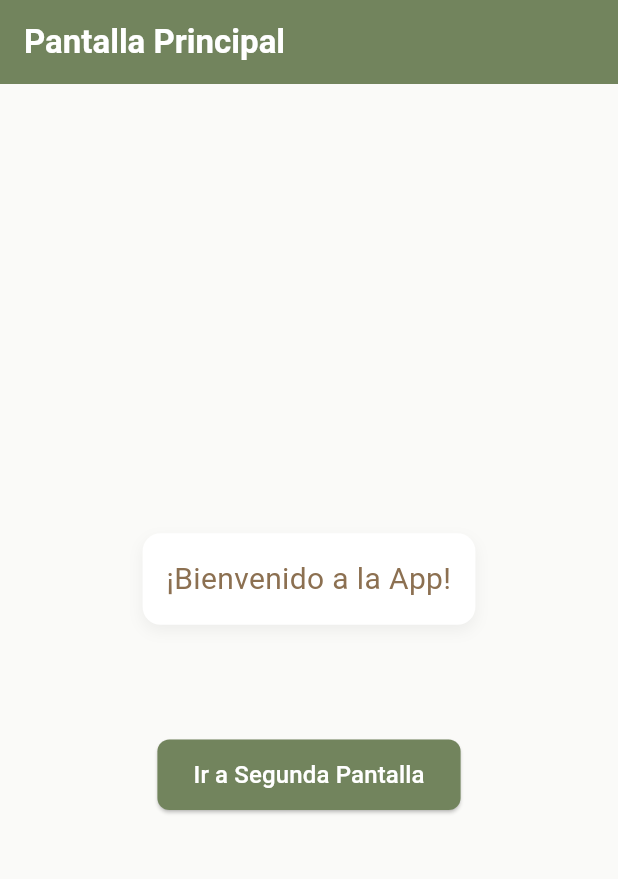
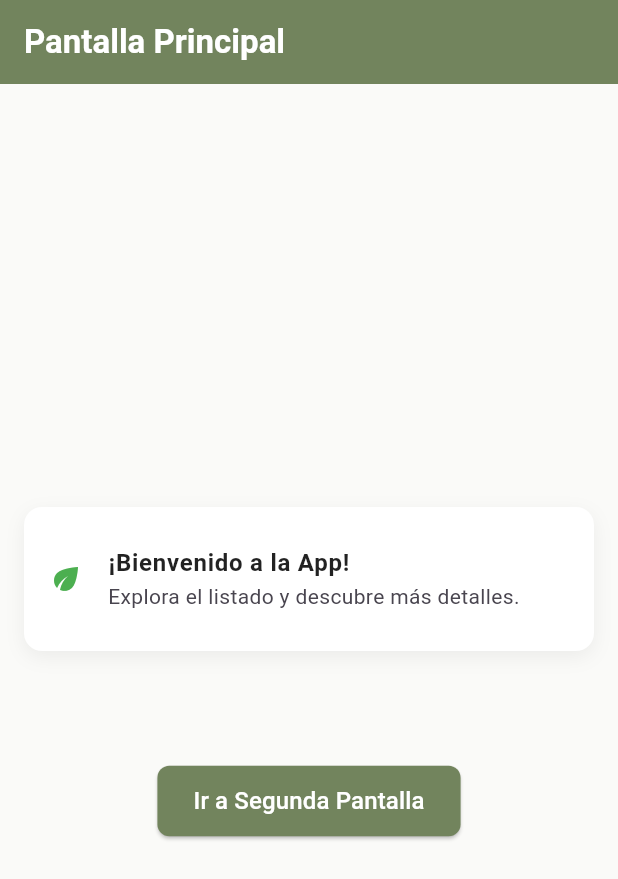
Before and after one commit to aferlop5/ggercil_aferlop5_p2, a Flutter app: the screen it shows after launch, on a phone screen of 412 x 824 dp. Shown: the top 879 px of the screen. Run offline on Flutter 3.47's test engine with Material 3 defaults, Android fonts, the phone set to English and light mode, and no system bars.

Commit message:
implementacion de nuevo gidget personalizado

```diff
--- a/lib/theme/app_colors.dart
+++ b/lib/theme/app_colors.dart
@@ -62,3 +62,48 @@ ThemeData buildAppTheme() {
     dividerColor: AppColors.earth.withOpacity(0.2),
   );
 }
+
+/// Widget reutilizable para mostrar información con un estilo coherente.
+///
+/// Requisitos:
+/// - StatelessWidget con dos parámetros obligatorios: `title` y `subtitle`.
+/// - Muestra un ListTile con icono de hoja verde a la izquierda.
+/// - Fondo blanco, esquinas redondeadas, sombra suave y padding alrededor.
+class InfoTile extends StatelessWidget {
+  final String title;
+  final String subtitle;
+
+  const InfoTile({super.key, required this.title, required this.subtitle});
+
+  @override
+  Widget build(BuildContext context) {
+    return Padding(
+      padding: const EdgeInsets.all(16),
+      child: Container(
+        decoration: BoxDecoration(
+          color: AppColors.pureWhite,
+          borderRadius: BorderRadius.circular(12),
+          boxShadow: [
+            BoxShadow(
+              color: Colors.black.withOpacity(0.06),
+              blurRadius: 10,
+              offset: const Offset(0, 4),
+            ),
+          ],
+        ),
+        child: ListTile(
+          leading: const Icon(Icons.eco, color: Colors.green),
+          title: Text(
+            title,
+            style: const TextStyle(fontWeight: FontWeight.bold),
+          ),
+          subtitle: Text(subtitle),
+          contentPadding: const EdgeInsets.symmetric(
+            horizontal: 16,
+            vertical: 12,
+          ),
+        ),
+      ),
+    );
+  }
+}
--- a/lib/views/main_view.dart
+++ b/lib/views/main_view.dart
@@ -2,6 +2,7 @@
 import 'package:flutter/material.dart';
 // Importa la segunda pantalla (ListViewScreen) para navegar desde MainView.
 import 'list_view.dart';
+import '../theme/app_colors.dart';
 
 /// Pantalla principal con mensaje de bienvenida y navegación a la segunda pantalla.
 // MainView muestra un mensaje de bienvenida y un botón para navegar.
@@ -29,26 +30,9 @@ class MainView extends StatelessWidget {
               context,
               MaterialPageRoute(builder: (_) => const ListViewScreen()),
             ), // Navega a ListViewScreen
-            child: Container(
-              // Caja estilizada que muestra el mensaje de bienvenida
-              padding: const EdgeInsets.all(16),
-              margin: const EdgeInsets.all(16),
-              decoration: BoxDecoration(
-                color: Theme.of(context).colorScheme.surface,
-                borderRadius: BorderRadius.circular(12),
-                boxShadow: [
-                  BoxShadow(
-                    color: Colors.black.withOpacity(0.05),
-                    blurRadius: 8,
-                    offset: const Offset(0, 4),
-                  ),
-                ],
-              ),
-              child: const Text(
-                '¡Bienvenido a la App!',
-                textAlign: TextAlign.center,
-                style: TextStyle(fontSize: 20),
-              ),
+            child: const InfoTile(
+              title: '¡Bienvenido a la App!',
+              subtitle: 'Explora el listado y descubre más detalles.',
             ),
           ),
           // Separador para dejar espacio entre elementos
```
Also changed, not shown: lib/views/list_view.dart (+55 -11 lines).
